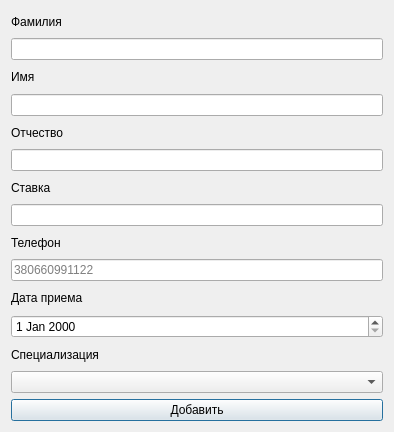
This is ui/add_employee.ui in Tr0ub1e/Izbushka as Qt 5 draws it before an edit. The edited form follows.
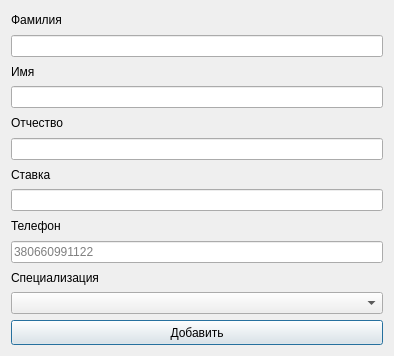
This is the edited form. Icons and pictures are not drawn.

```diff
--- a/ui/add_employee.ui
+++ b/ui/add_employee.ui
@@ -7,7 +7,7 @@
     <x>0</x>
     <y>0</y>
     <width>394</width>
-    <height>432</height>
+    <height>356</height>
    </rect>
   </property>
   <property name="windowTitle">
@@ -130,23 +130,6 @@
      </property>
     </widget>
    </item>
-   <item>
-    <widget class="QLabel" name="label_2">
-     <property name="text">
-      <string>Дата приема</string>
-     </property>
-    </widget>
-   </item>
-   <item>
-    <widget class="QDateEdit" name="dateEdit">
-     <property name="minimumSize">
-      <size>
-       <width>0</width>
-       <height>22</height>
-      </size>
-     </property>
-    </widget>
-   </item>
    <item>
     <widget class="QLabel" name="label_4">
      <property name="text">
@@ -169,7 +152,7 @@
      <property name="minimumSize">
       <size>
        <width>0</width>
-       <height>22</height>
+       <height>25</height>
       </size>
      </property>
      <property name="text">
```
